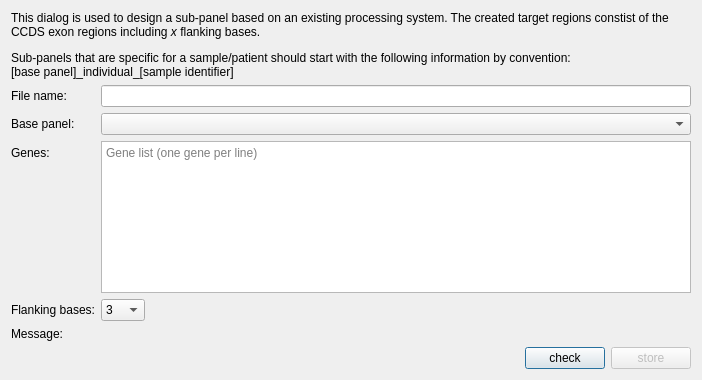
Above: src/GSvar/SubpanelDesignDialog.ui from imgag/ngs-bits before the change. Below: the same form after it.
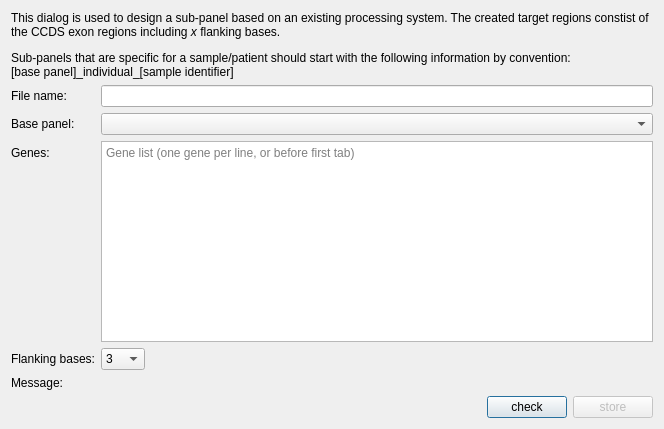
That is the form after the change.

Commit message: GSvar: added gene selector dialog and minor layout changes.

What changed in the file:
```diff
--- a/src/GSvar/SubpanelDesignDialog.ui
+++ b/src/GSvar/SubpanelDesignDialog.ui
@@ -6,8 +6,8 @@
    <rect>
     <x>0</x>
     <y>0</y>
-    <width>702</width>
-    <height>380</height>
+    <width>664</width>
+    <height>429</height>
    </rect>
   </property>
   <property name="windowTitle">
@@ -75,7 +75,7 @@
       </sizepolicy>
      </property>
      <property name="placeholderText">
-      <string>Gene list (one gene per line)</string>
+      <string>Gene list (one gene per line, or before first tab)</string>
      </property>
     </widget>
    </item>
```
The commit also changes 17 other files.
